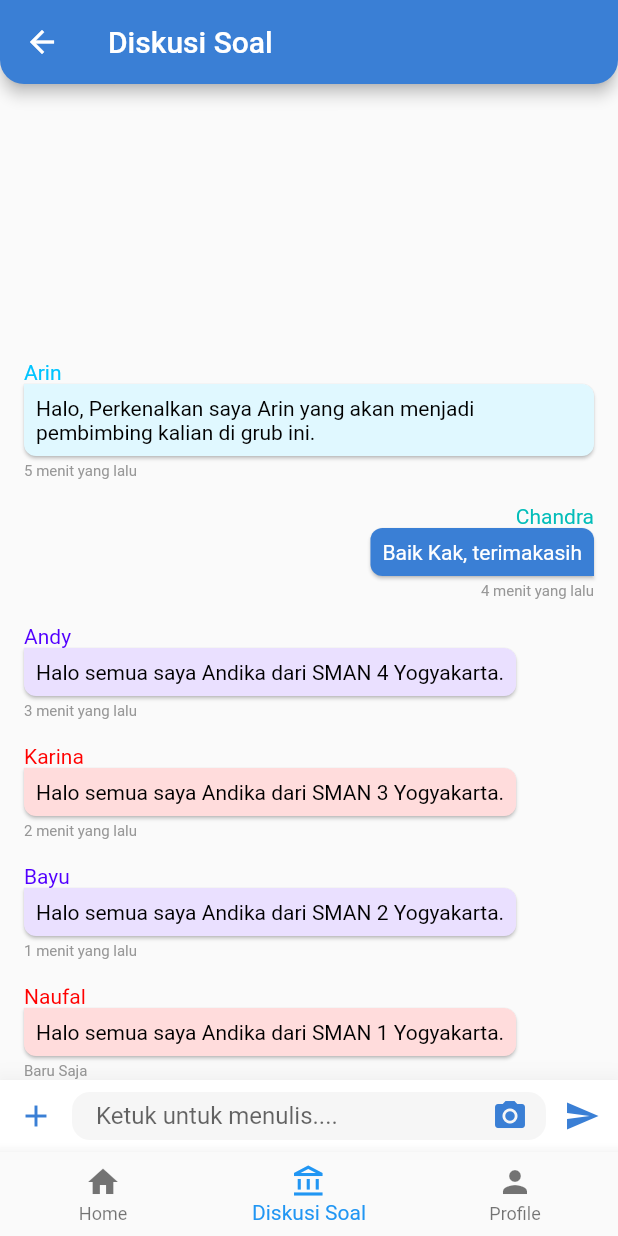
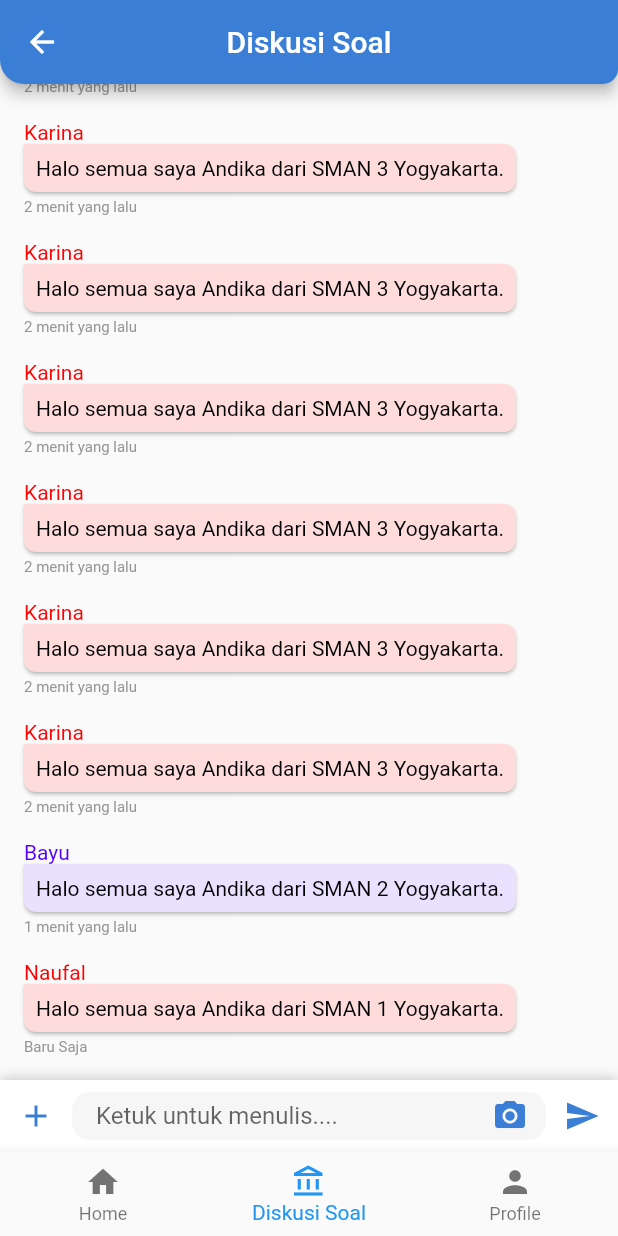
Before and after one commit to Edspert/Bootcamp-Flutter, a Flutter app: the DashboardPage screen opened by its route, item 2 of the bottom bar chosen, after a tap on the "add" icon, on a phone screen of 412 x 824 dp. Run offline on Flutter 3.47's test engine with Material 2 defaults, Android fonts, the phone set to English and light mode, and no system bars; our stand-ins replace connectivity_plus, dio, firebase_auth, firebase_core, flutter_svg, flutter_widget_from_html and 4 more; missing offline and left inert: dio_logger; accounts and stored records are empty; network calls fail; statements that could not run were skipped; project files that could hold a hidden picture were left out.

Commit message:
adjust imports.

```diff
--- a/lib/data/repository/chat_repository.dart
+++ b/lib/data/repository/chat_repository.dart
@@ -34,6 +34,42 @@ class ChatRepositoryImpl implements ChatRepository {
         dateTime: third,
       ),
       ChatItem(
+        content: 'Halo semua saya Andika dari SMAN 3 Yogyakarta.',
+        id: 3,
+        name: 'Karina',
+        dateTime: third,
+      ),
+      ChatItem(
+        content: 'Halo semua saya Andika dari SMAN 3 Yogyakarta.',
+        id: 3,
+        name: 'Karina',
+        dateTime: third,
+      ),
+      ChatItem(
+        content: 'Halo semua saya Andika dari SMAN 3 Yogyakarta.',
+        id: 3,
+        name: 'Karina',
+        dateTime: third,
+      ),
+      ChatItem(
+        content: 'Halo semua saya Andika dari SMAN 3 Yogyakarta.',
+        id: 3,
+        name: 'Karina',
+        dateTime: third,
+      ),
+      ChatItem(
+        content: 'Halo semua saya Andika dari SMAN 3 Yogyakarta.',
+        id: 3,
+        name: 'Karina',
+        dateTime: third,
+      ),
+      ChatItem(
+        content: 'Halo semua saya Andika dari SMAN 3 Yogyakarta.',
+        id: 3,
+        name: 'Karina',
+        dateTime: third,
+      ),
+      ChatItem(
         content: 'Halo semua saya Andika dari SMAN 4 Yogyakarta.',
         id: 4,
         name: 'Andy',
@@ -53,6 +89,13 @@ class ChatRepositoryImpl implements ChatRepository {
         dateTime: six,
         isTutor: true,
       ),
+      ChatItem(
+        content: 'OKE',
+        id: 7,
+        name: 'Chandra',
+        dateTime: five,
+        isSender: true,
+      ),
     ];
 
     return messages;
--- a/lib/presentation/dashboard/dashboard_page.dart
+++ b/lib/presentation/dashboard/dashboard_page.dart
@@ -15,8 +15,9 @@ class DashboardPage extends GetView<DashboardController> {
       int selectedIndex = controller.selectedNavIndex.value;
       return SafeArea(
         child: Scaffold(
+          // body: _bodyList()[selectedIndex],
           body: IndexedStack(
-            index: controller.selectedNavIndex.value,
+            index: selectedIndex,
             children: const [
               HomePage(),
               DiscussionPage(),
@@ -50,7 +51,7 @@ class DashboardPage extends GetView<DashboardController> {
 
   List<Widget> _bodyList() => [
         const HomePage(),
-        const Placeholder(child: Text('Diskusi Soal')),
+        const DiscussionPage(),
         const ProfilePage(),
       ];
 }
--- a/lib/presentation/dashboard/discussion/chat_item_widget.dart
+++ b/lib/presentation/dashboard/discussion/chat_item_widget.dart
@@ -18,8 +18,7 @@ class ChatItemWidget extends StatelessWidget {
       ),
       child: Column(
         mainAxisSize: MainAxisSize.min,
-        crossAxisAlignment:
-            (chat.isSender) ? CrossAxisAlignment.end : CrossAxisAlignment.start,
+        crossAxisAlignment: chat.isSender == false ? CrossAxisAlignment.start : CrossAxisAlignment.end,
         children: [
           Text(
             chat.name,
@@ -30,13 +29,9 @@ class ChatItemWidget extends StatelessWidget {
             margin: const EdgeInsets.all(0),
             shape: RoundedRectangleBorder(
               borderRadius: BorderRadius.only(
-                  bottomRight: (chat.isSender)
-                      ? const Radius.circular(0)
-                      : const Radius.circular(8),
+                  bottomRight: (chat.isSender) ? const Radius.circular(0) : const Radius.circular(8),
                   bottomLeft: const Radius.circular(8),
-                  topLeft: (!chat.isSender)
-                      ? const Radius.circular(0)
-                      : const Radius.circular(8),
+                  topLeft: (!chat.isSender) ? const Radius.circular(0) : const Radius.circular(8),
                   topRight: const Radius.circular(8)),
             ),
             child: Padding(
--- a/lib/presentation/dashboard/discussion/discussion_controller.dart
+++ b/lib/presentation/dashboard/discussion/discussion_controller.dart
@@ -40,5 +40,10 @@ class DiscussionController extends GetxController {
     _selectedFile.value = cameraFile;
   }
 
+  Future<void> openGallery() async {
+    final galleryFile = await _picker.pickImage(source: ImageSource.gallery);
+    _selectedFile.value = galleryFile;
+  }
+
   int get messageLength => _messages.value.length;
 }
--- a/lib/presentation/dashboard/discussion/discussion_page.dart
+++ b/lib/presentation/dashboard/discussion/discussion_page.dart
@@ -1,4 +1,3 @@
-
 import 'package:flutter/material.dart';
 import 'package:get/get.dart';
 
@@ -19,18 +18,20 @@ class DiscussionPage<C extends DiscussionController> extends GetView<C> {
     return Scaffold(
       resizeToAvoidBottomInset: true,
       appBar: buildAppBar(context),
-      body: buildBody(context),
-      bottomNavigationBar: buildBottom(context),
+      body: Column(
+        children: [Expanded(child: buildBody(context)), buildBottom(context)],
+      ),
     );
   }
 
   PreferredSizeWidget buildAppBar(BuildContext context) {
     return AppBar(
       title: const Text('Diskusi Soal'),
-      shape: const RoundedRectangleBorder(
+      centerTitle: true,
+      shape: RoundedRectangleBorder(
         borderRadius: BorderRadius.only(
           bottomLeft: Radius.circular(16),
-          bottomRight: Radius.circular(16),
+          bottomRight: Radius.circular(10),
         ),
       ),
     );
@@ -56,6 +57,7 @@ class DiscussionPage<C extends DiscussionController> extends GetView<C> {
 
   Widget buildData(BuildContext context) {
     return ListView.builder(
+      padding: EdgeInsets.symmetric(vertical: 16),
       itemBuilder: (context, index) {
         final chat = controller.messages[index];
         return ChatItemWidget(chat: chat);
@@ -67,11 +69,18 @@ class DiscussionPage<C extends DiscussionController> extends GetView<C> {
 
   Widget buildBottom(BuildContext context) {
     final bottomPadding = MediaQuery.of(context).viewInsets.bottom;
-    return Card(
-      elevation: 16,
+    return Container(
+      decoration: BoxDecoration(boxShadow: [
+        BoxShadow(
+          offset: const Offset(0, 0),
+          blurRadius: 7,
+          spreadRadius: 0,
+          color: Colors.black.withOpacity(0.25),
+        ),
+      ]),
       margin: const EdgeInsets.all(0),
       child: Padding(
-        padding: EdgeInsets.only(bottom: bottomPadding),
+        padding: EdgeInsets.only(bottom: bottomPadding, top: bottomPadding),
         child: InputChatWidget(
           onTapAdd: () => onTapAdd(context),
           onTapCamera: () => onTapCamera(context),
@@ -91,6 +100,6 @@ class DiscussionPage<C extends DiscussionController> extends GetView<C> {
   }
 
   void onTapAdd(BuildContext context) {
-    debugPrint(controller.messageLength.toString());
+    controller.openGallery();
   }
 }
--- a/lib/presentation/dashboard/profile/form_edit_profile_page.dart
+++ b/lib/presentation/dashboard/profile/edit_profile/form_edit_profile_page.dart
@@ -3,8 +3,7 @@ import 'package:get/get.dart';
 
 import 'edit_profile_controller.dart';
 
-class FormEditProfilePage<C extends EditProfileController>
-    extends GetWidget<C> {
+class FormEditProfilePage<C extends EditProfileController> extends GetWidget<C> {
   const FormEditProfilePage({super.key});
 
   @override
--- a/lib/presentation/dashboard/profile/profile_binding.dart
+++ b/lib/presentation/dashboard/profile/profile_binding.dart
@@ -1,10 +1,14 @@
 import 'package:get/get.dart';
 
+import '../../../data/services/firebase_auth_service.dart';
 import 'profile_controller.dart';
 
 class ProfileBinding extends Bindings {
   @override
   void dependencies() {
-    Get.put(ProfileController());
+    Get.lazyPut<FirebaseAuthService>(() => FirebaseAuthServiceImpl());
+    Get.lazyPut<ProfileController>(() => ProfileController(
+          firebaseAuthService: Get.find<FirebaseAuthService>(),
+        ));
   }
 }
--- a/lib/routes/pages_binding.dart
+++ b/lib/routes/pages_binding.dart
@@ -1,6 +1,5 @@
 import 'package:elearning/data/model/exercise_result.dart';
 import 'package:elearning/presentation/dashboard/discussion/discussion_binding.dart';
-import 'package:elearning/presentation/dashboard/profile/edit_profile_binding.dart';
 import 'package:elearning/presentation/dashboard/profile/profile_binding.dart';
 import "package:get/get_navigation/src/routes/get_route.dart";
 
@@ -8,7 +7,8 @@ import '../presentation/auth/regist_form/regist_form_binding.dart';
 import '../presentation/auth/regist_form/regist_form_page.dart';
 import '../presentation/dashboard/dashboard_binding.dart';
 import '../presentation/dashboard/dashboard_page.dart';
-import '../presentation/dashboard/profile/edit_profile_page.dart';
+import '../presentation/dashboard/profile/edit_profile/edit_profile_binding.dart';
+import '../presentation/dashboard/profile/edit_profile/edit_profile_page.dart';
 import '../presentation/exercise/result/exercise_result_binding.dart';
 import '../presentation/splash/splash_binding.dart';
 import '../presentation/splash/splash_page.dart';
```
Also changed, not shown: lib/presentation/dashboard/profile/profile_controller.dart (+14 -1 lines), lib/presentation/dashboard/profile/profile_page.dart (+48 -9 lines), lib/presentation/dashboard/profile/edit_profile/edit_profile_binding.dart (renamed from lib/presentation/dashboard/profile/edit_profile_binding.dart), lib/presentation/dashboard/profile/edit_profile/edit_profile_controller.dart (renamed from lib/presentation/dashboard/profile/edit_profile_controller.dart), lib/presentation/dashboard/profile/edit_profile/edit_profile_page.dart (renamed from lib/presentation/dashboard/profile/edit_profile_page.dart).
